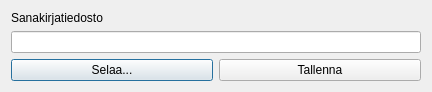
Above: settingsDialog.ui from MikaVainio/AffinityPublisherFISpelling before the change. Below: the same form after it.
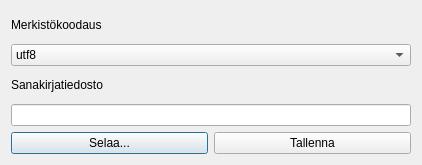
That is the form after the change.

The edit to the form file:
```diff
--- a/settingsDialog.ui
+++ b/settingsDialog.ui
@@ -6,18 +6,68 @@
    <rect>
     <x>0</x>
     <y>0</y>
-    <width>432</width>
-    <height>88</height>
+    <width>422</width>
+    <height>165</height>
    </rect>
   </property>
   <property name="windowTitle">
    <string>Dialog</string>
   </property>
   <layout class="QGridLayout" name="gridLayout">
+   <item row="0" column="0">
+    <layout class="QVBoxLayout" name="verticalLayout">
+     <item>
+      <widget class="QLabel" name="label">
+       <property name="text">
+        <string>Merkistökoodaus</string>
+       </property>
+      </widget>
+     </item>
+     <item>
+      <widget class="QComboBox" name="characterEncodingComboBox">
+       <property name="toolTip">
+        <string>Sanakirjojen merkistökoodaus </string>
+       </property>
+       <property name="whatsThis">
+        <string>&lt;html&gt;&lt;head/&gt;&lt;body&gt;&lt;p&gt;&lt;span style=&quot; font-size:10pt;&quot;&gt;Sanakirjoissa käytetty merkistökoodaus. Se on merkitty sekä aff-tiedoston että tavutustiedoston alkuun. Alkuperäinen koodaus on UTF8. ISO-8859-10 on pohjoismaisille kielille tarkoitettu merkistö ja Windows-1252 on windowsin graafisessa käyttöliittymässä yleisesti käytössä oleva merkistö. Olemassa olevan sanakirjan voi muuttaa toiseen merkkilajiin Työkalut-valikosta. &lt;/span&gt;&lt;/p&gt;&lt;/body&gt;&lt;/html&gt;</string>
+       </property>
+       <item>
+        <property name="text">
+         <string>utf8</string>
+        </property>
+       </item>
+       <item>
+        <property name="text">
+         <string>iso-8859-1</string>
+        </property>
+       </item>
+       <item>
+        <property name="text">
+         <string>windows-1252</string>
+        </property>
+       </item>
+      </widget>
+     </item>
+     <item>
+      <widget class="QLabel" name="folderLabel">
+       <property name="text">
+        <string>Sanakirjatiedosto</string>
+       </property>
+      </widget>
+     </item>
+     <item>
+      <widget class="QLineEdit" name="fileLineEdit">
+       <property name="toolTip">
+        <string>Sanakirjatiedoston polku ja nimi</string>
+       </property>
+       <property name="whatsThis">
+        <string>&lt;html&gt;&lt;head/&gt;&lt;body&gt;&lt;p&gt;&lt;span style=&quot; font-size:10pt;&quot;&gt;Sanakirjatiedoston nimi ja polku. Kaikki uudet sanat lisätään tähän tiedostoon. Tämä on myös kaikkien työkalujen oletussanakirja. &lt;/span&gt;&lt;/p&gt;&lt;/body&gt;&lt;/html&gt;</string>
+       </property>
+      </widget>
+     </item>
+    </layout>
+   </item>
    <item row="1" column="0">
-    <widget class="QLineEdit" name="fileLineEdit"/>
-   </item>
-   <item row="4" column="0">
     <layout class="QHBoxLayout" name="horizontalLayout">
      <item>
       <widget class="QPushButton" name="browsePushButton">
@@ -35,13 +85,6 @@
      </item>
     </layout>
    </item>
-   <item row="0" column="0">
-    <widget class="QLabel" name="folderLabel">
-     <property name="text">
-      <string>Sanakirjatiedosto</string>
-     </property>
-    </widget>
-   </item>
   </layout>
  </widget>
  <resources/>
```
